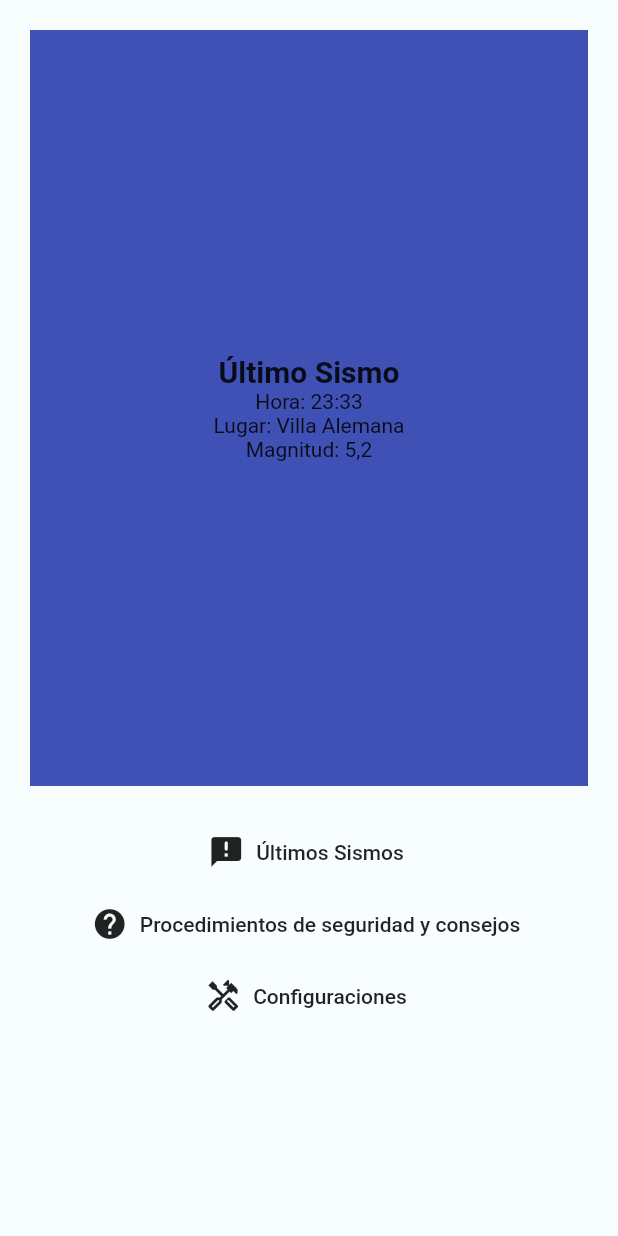
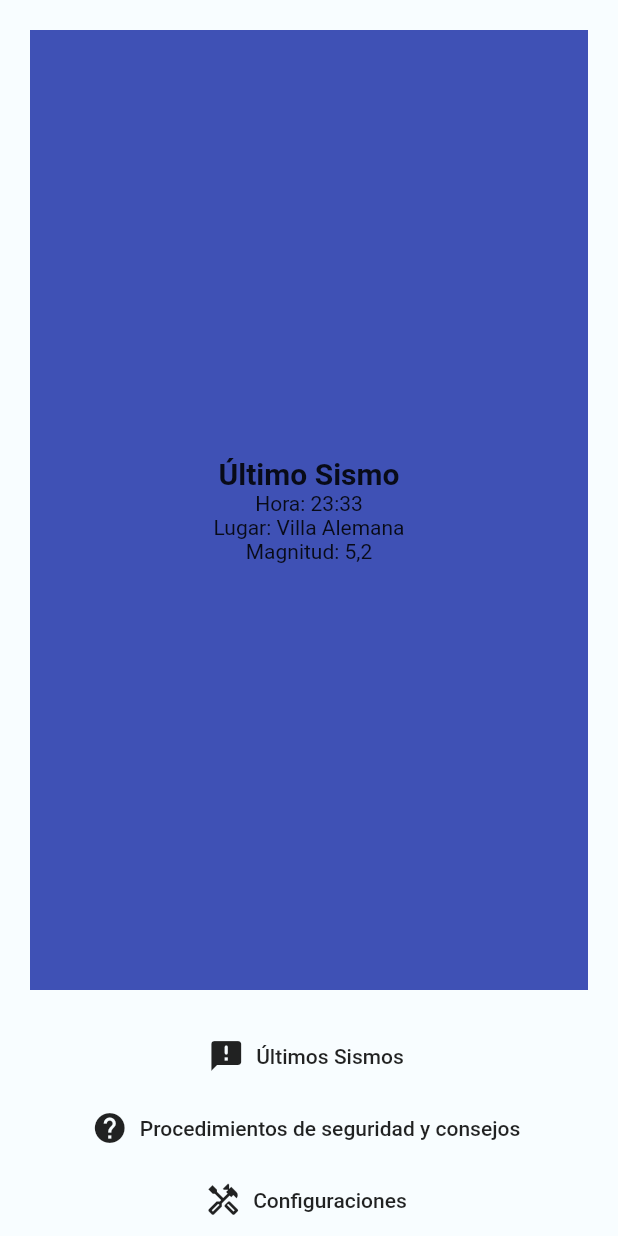
Before and after one commit to Icksir/geonote, a Flutter app: the screen it shows after launch, on a phone screen of 412 x 824 dp. Run offline on Flutter 3.47's test engine with Material 2 defaults, Android fonts, the phone set to English and light mode, and no system bars.

Commit message:
lo hice tal que ocupase toda la pantalla

```diff
--- a/primer_boceto/prueba/lib/paginas/home.dart
+++ b/primer_boceto/prueba/lib/paginas/home.dart
@@ -44,6 +44,10 @@ class _HomeState extends State<Home> {
                 ),
               ),
             ),
+
+            // ULTIMOS SISMOS
+            Column(
+              children: [
                 FlatButton.icon(
                   onPressed: () {
                     Navigator.pushNamed(context, '/ultSismos');
@@ -53,21 +57,7 @@ class _HomeState extends State<Home> {
                   ),
                   label: Text('Últimos Sismos'),
                 ),
-            /* Expanded(
-              flex: 1,
-              child: Card(
-                color: Color(0xff757de8),
-                child: Padding(
-                  padding: const EdgeInsets.all(15.0),
-                  child: Center(
-                    child: Text(
-                      "Últimos Sismos",
-                      style: TextStyle(fontSize: 20),
-                    ),
-                  ),
-                ),
-              ),
-            ), */
+                // CONSEJOS
                 FlatButton.icon(
                   onPressed: () {
                     Navigator.pushNamed(context, '/consejos');
@@ -77,21 +67,7 @@ class _HomeState extends State<Home> {
                   ),
                   label: Text('Procedimientos de seguridad y consejos'),
                 ),
-            /* Expanded(
-              flex: 1,
-              child: Card(
-                color: Color(0xff757de8),
-                child: Padding(
-                  padding: const EdgeInsets.all(15.0),
-                  child: Center(
-                    child: Text(
-                      "Procedimientos de seguridad y consejos",
-                      style: TextStyle(fontSize: 20),
-                    ),
-                  ),
-                ),
-              ),
-            ), */
+                // CONFIGURACION
                 FlatButton.icon(
                   onPressed: () {
                     Navigator.pushNamed(context, '/config');
@@ -101,25 +77,8 @@ class _HomeState extends State<Home> {
                   ),
                   label: Text('Configuraciones'),
                 ),
-            /* Expanded(
-              flex: 1,
-              child: Card(
-                color: Color(0xff757de8),
-                child: Padding(
-                  padding: const EdgeInsets.all(15.0),
-                  child: Center(
-                    child: Text(
-                      "Configuraciones",
-                      style: TextStyle(fontSize: 20),
+              ],
             ),
-                  ),
-                ),
-              ),
-            ), */
-            Expanded(
-              flex: 1,
-              child: Container(),
-            )
           ],
         ),
       ),
```
Lines whose indentation alone changed are shown as unchanged.
